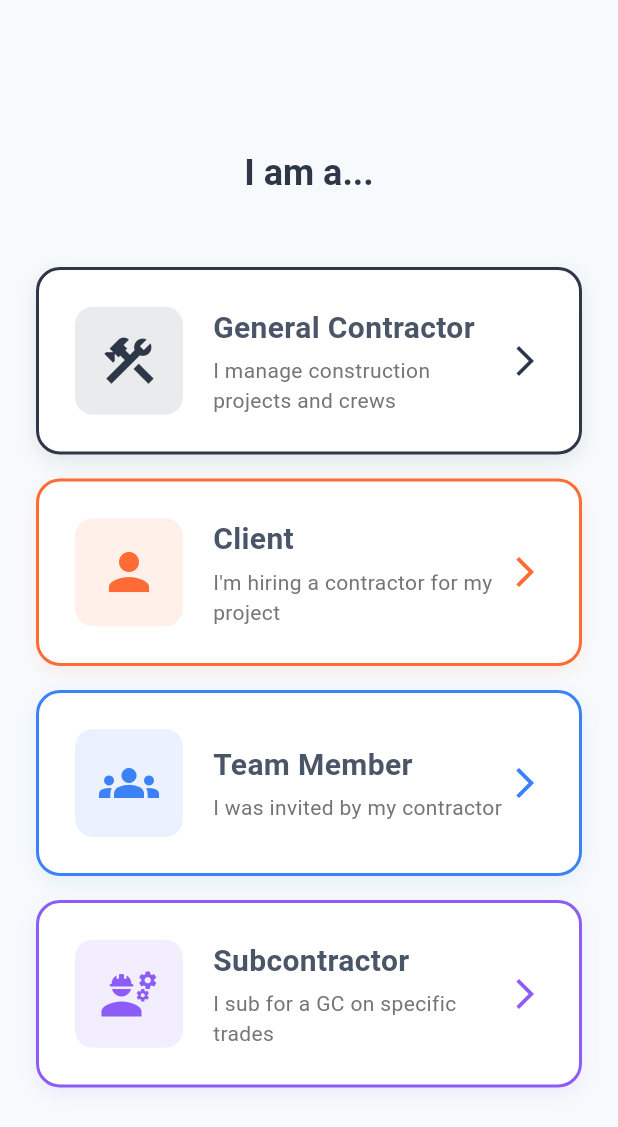
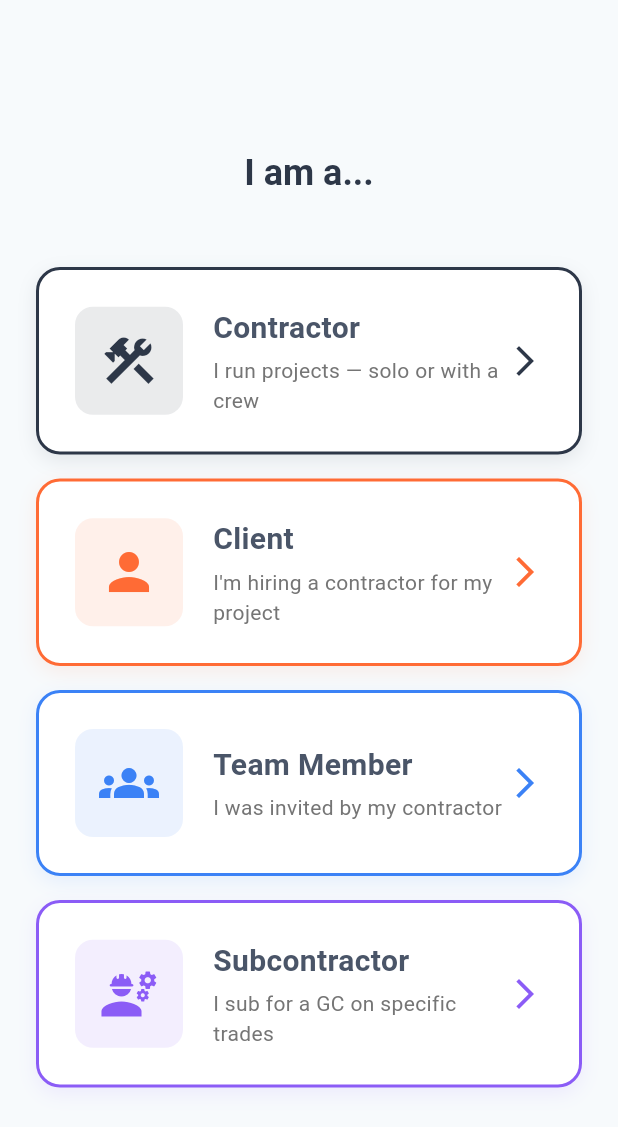
Before and after one commit to cmadd123/ProjectPulse, a Flutter app: the screen it shows once a user with an empty profile is signed in, on a phone screen of 412 x 824 dp. Shown: the top 1127 px of the screen. Run offline on Flutter 3.47's test engine with Material 3 defaults, Android fonts, the phone set to English and light mode, and no system bars; our stand-ins replace app_links, cached_network_image, cloud_firestore, connectivity_plus, csv, file_picker and 11 more; missing offline and left inert: emojis, flutter_inappwebview, google_mlkit_text_recognition; accounts and stored records are empty.

Commit message:
Reword contractor role card to include solo contractors
Changed "General Contractor" → "Contractor" and
"I manage construction projects and crews" →
"I run projects — solo or with a crew"

Co-Authored-By: Claude Opus 4.6 (1M context) <noreply@anthropic.com>

```diff
--- a/lib/main.dart
+++ b/lib/main.dart
@@ -891,8 +891,8 @@ class _RoleSelectionScreenState extends State<RoleSelectionScreen> {
                   // Contractor button
                   _RoleCard(
                     icon: Icons.construction,
-                    title: 'General Contractor',
-                    description: 'I manage construction projects and crews',
+                    title: 'Contractor',
+                    description: 'I run projects — solo or with a crew',
                     color: Theme.of(context).colorScheme.primary,
                     onTap: _isLoading ? () {} : () => _selectRole('contractor'),
                   ),
```
